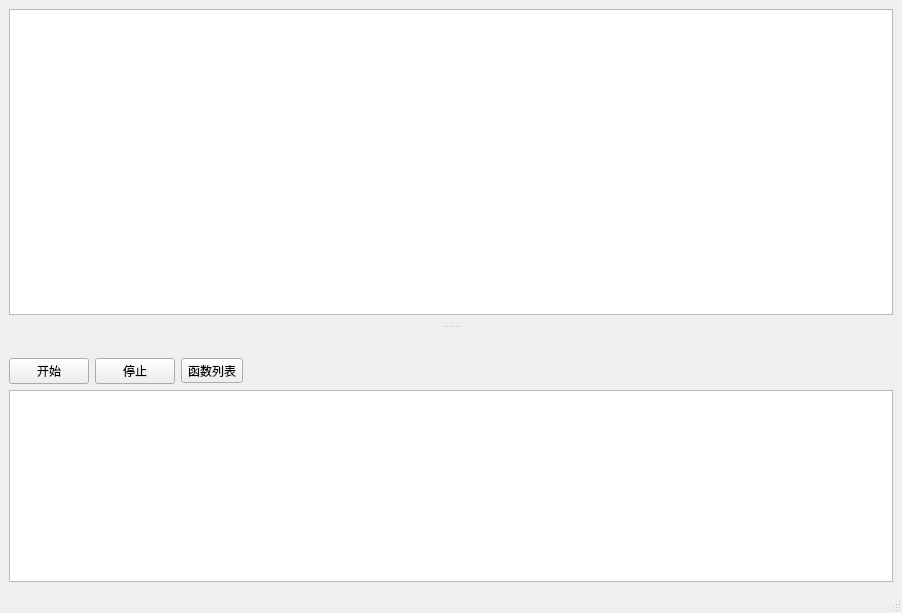
Old version of the form ui/coding.ui in the repository fj11/backtesters.
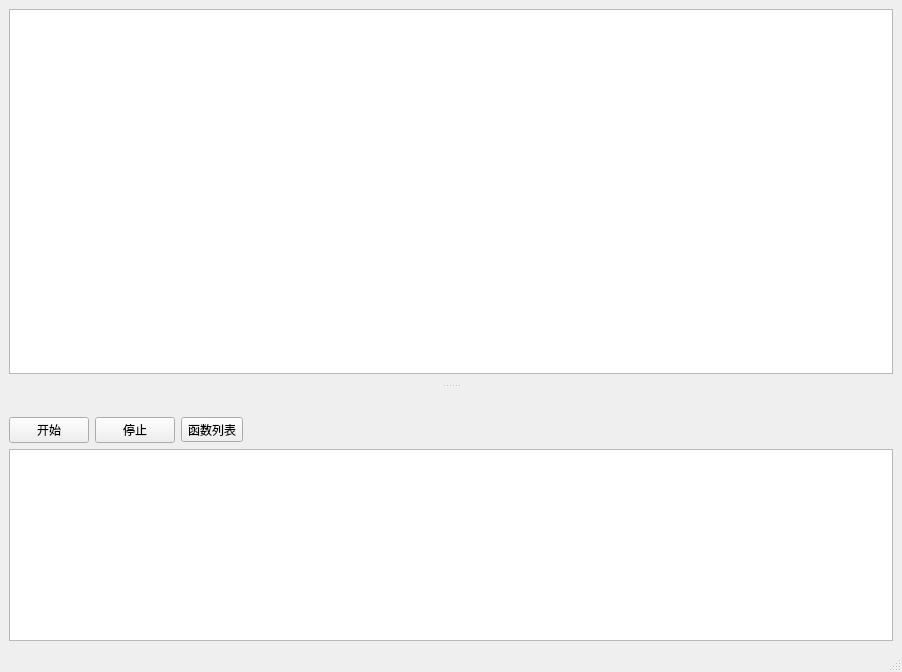
New version of the form. Icons and pictures are not drawn.

Patch:
```diff
--- a/ui/coding.ui
+++ b/ui/coding.ui
@@ -7,7 +7,7 @@
     <x>0</x>
     <y>0</y>
     <width>902</width>
-    <height>613</height>
+    <height>672</height>
    </rect>
   </property>
   <property name="windowTitle">
```
